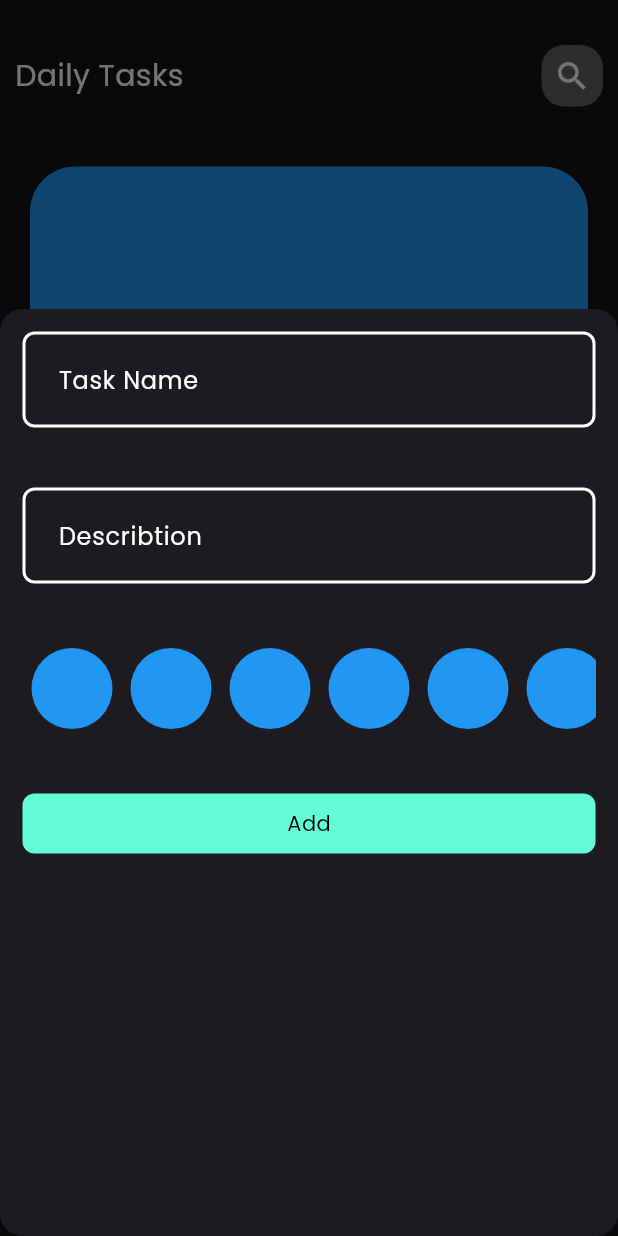
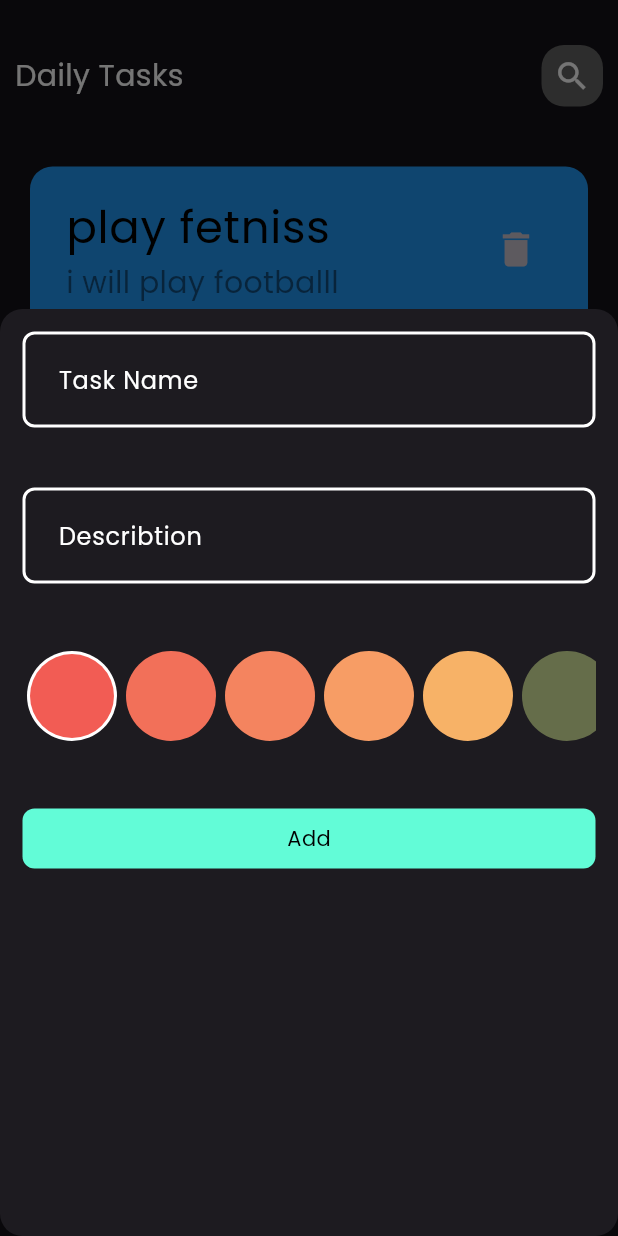
Before and after one commit to ahmed-khaled56/daily-tasks, a Flutter app: the screen it shows after launch, after a tap on the "add" icon, on a phone screen of 412 x 824 dp. Run offline on Flutter 3.47's test engine with Material 3 defaults, Android fonts, the phone set to English and light mode, and no system bars.

Commit message:
create color list for add and edit vioew

```diff
--- a/lib/constatnts.dart
+++ b/lib/constatnts.dart
@@ -1,3 +1,15 @@
 import 'dart:ui';
 
 const kPrimaryColor = Color(0xff62fcd7);
+
+List<Color> kColorsList = const [
+  Color(0xffF25C54),
+  Color(0xffF27059),
+  Color(0xffF4845F),
+  Color(0xffF79D65),
+  Color(0xffF7B267),
+
+  Color(0xff656D4A),
+  Color(0xffA4AC86),
+  Color(0xffC2C5AA),
+];
--- a/lib/widgets/add_color_list.dart
+++ b/lib/widgets/add_color_list.dart
@@ -1,28 +1,37 @@
+import 'package:daily_tasks/constatnts.dart';
+import 'package:daily_tasks/widgets/edit_colorList.dart';
 import 'package:flutter/material.dart';
 
-class ColorItem extends StatelessWidget {
-  const ColorItem({super.key});
-
-  @override
-  Widget build(BuildContext context) {
-    return CircleAvatar(backgroundColor: Colors.blue, radius: 30);
-  }
-}
-
-class ColorList extends StatelessWidget {
+class ColorList extends StatefulWidget {
   const ColorList({super.key});
 
   @override
+  State<ColorList> createState() => _ColorListState();
+}
+
+class _ColorListState extends State<ColorList> {
+  @override
+  int currentIndex = 0;
+
   Widget build(BuildContext context) {
     return SizedBox(
       height: 60,
       child: ListView.builder(
-        itemCount: 10,
+        itemCount: kColorsList.length,
         scrollDirection: Axis.horizontal,
         itemBuilder: (context, index) {
           return Padding(
             padding: const EdgeInsets.all(3.0),
-            child: ColorItem(),
+            child: GestureDetector(
+              onTap: () {
+                currentIndex = index;
+                setState(() {});
+              },
+              child: ColorItem(
+                isPressed: currentIndex == index,
+                color: kColorsList[index],
+              ),
+            ),
           );
         },
       ),
--- a/lib/widgets/editViewBody.dart
+++ b/lib/widgets/editViewBody.dart
@@ -1,4 +1,5 @@
 import 'package:daily_tasks/widgets/add_color_list.dart';
+import 'package:daily_tasks/widgets/edit_colorList.dart';
 import 'package:daily_tasks/widgets/edit_textField.dart';
 import 'package:flutter/material.dart';
 
@@ -15,7 +16,7 @@ class Editviewbody extends StatelessWidget {
             SizedBox(height: 40),
             EditTextfield(hintText: 'Describtion', onchange: (value) {}),
             SizedBox(height: 40),
-            ColorList(),
+            EditColorlist(),
             SizedBox(height: 40),
           ],
         ),
--- a/lib/widgets/edit_colorList.dart
+++ b/lib/widgets/edit_colorList.dart
@@ -1,28 +1,52 @@
+import 'package:daily_tasks/constatnts.dart';
 import 'package:flutter/material.dart';
 
 class ColorItem extends StatelessWidget {
-  const ColorItem({super.key});
-
+  ColorItem({required this.isPressed, required this.color});
+  bool isPressed;
+  Color color;
   @override
   Widget build(BuildContext context) {
-    return CircleAvatar(backgroundColor: Colors.blue, radius: 30);
+    return isPressed == true
+        ? CircleAvatar(
+          backgroundColor: Colors.white,
+          radius: 30,
+          child: CircleAvatar(backgroundColor: color, radius: 28),
+        )
+        : CircleAvatar(backgroundColor: color, radius: 30);
   }
 }
 
-class EditColorlist extends StatelessWidget {
+class EditColorlist extends StatefulWidget {
   const EditColorlist({super.key});
+
+  @override
+  State<EditColorlist> createState() => _EditColorlistState();
+}
+
+class _EditColorlistState extends State<EditColorlist> {
+  int currentInde = 0;
 
   @override
   Widget build(BuildContext context) {
     return SizedBox(
-      height: 60,
+      height: 70,
       child: ListView.builder(
-        itemCount: 10,
+        itemCount: kColorsList.length,
         scrollDirection: Axis.horizontal,
         itemBuilder: (context, index) {
           return Padding(
             padding: const EdgeInsets.all(3.0),
-            child: ColorItem(),
+            child: GestureDetector(
+              onTap: () {
+                currentInde = index;
+                setState(() {});
+              },
+              child: ColorItem(
+                isPressed: currentInde == index,
+                color: kColorsList[index],
+              ),
+            ),
           );
         },
       ),
--- a/lib/widgets/task_item.dart
+++ b/lib/widgets/task_item.dart
@@ -1,9 +1,15 @@
 import 'package:flutter/material.dart';
 
-class TaskItem extends StatelessWidget {
+class TaskItem extends StatefulWidget {
   const TaskItem({super.key});
 
   @override
+  State<TaskItem> createState() => _TaskItemState();
+}
+
+class _TaskItemState extends State<TaskItem> {
+  @override
+  bool isPressed = false;
   Widget build(BuildContext context) {
     return Padding(
       padding: const EdgeInsets.symmetric(horizontal: 10),
@@ -12,8 +18,71 @@ class TaskItem extends StatelessWidget {
         width: MediaQuery.of(context).size.width,
 
         decoration: BoxDecoration(
-          borderRadius: BorderRadius.circular(30),
+          borderRadius: BorderRadius.circular(15),
           color: Colors.blue,
+        ),
+        child: Padding(
+          padding: const EdgeInsets.only(left: 8, top: 10, bottom: 10),
+          child: Column(
+            children: [
+              ListTile(
+                title: Text(
+                  'play fetniss',
+                  style: TextStyle(fontSize: 30, color: Colors.black),
+                ),
+                subtitle: Text(
+                  'i will play footballl ',
+                  style: TextStyle(
+                    fontSize: 20,
+                    color: Colors.black.withAlpha(120),
+                  ),
+                ),
+                trailing: IconButton(
+                  onPressed: () {},
+
+                  icon: Icon(Icons.delete, size: 30),
+                ),
+              ),
+              Row(
+                children: [
+                  Padding(
+                    padding: const EdgeInsets.only(top: 40, left: 5),
+                    child: IconButton(
+                      padding: EdgeInsets.zero,
+                      onPressed: () {
+                        isPressed = true;
+                        setState(() {});
+                      },
+                      icon:
+                          isPressed
+                              ? CircleAvatar(
+                                radius: 20,
+                                backgroundColor: Colors.green,
+                              )
+                              : CircleAvatar(
+                                radius: 20,
+                                backgroundColor: Colors.white,
+                              ),
+                    ),
+                  ),
+                  Padding(
+                    padding: const EdgeInsets.only(
+                      left: 200,
+                      top: 50,
+                      bottom: 10,
+                    ),
+                    child: Text(
+                      "11/10/2025",
+                      style: TextStyle(
+                        fontSize: 20,
+                        color: Colors.black.withAlpha(120),
+                      ),
+                    ),
+                  ),
+                ],
+              ),
+            ],
+          ),
         ),
       ),
     );
```
